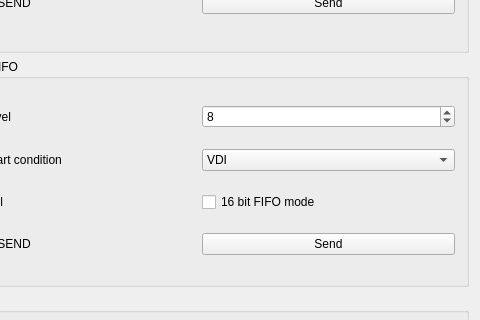
nonalcogolic/RFM01-RFM02-tuning-tool, file receivercontrolpanel.ui: the form before one commit; both pictures show x 723 to 1203 and y 185 to 505 of the 1203 by 716 pixel window.
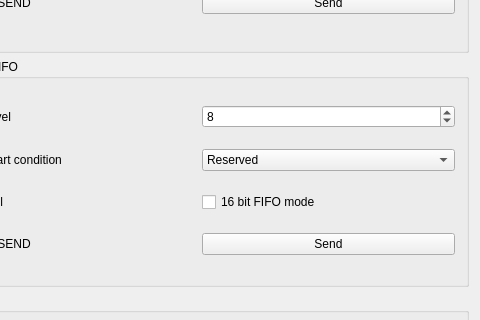
The form after the commit.

Commit message: tr_FSK  + reserved FIFO fill condition

The edit to the form file:
```diff
--- a/receivercontrolpanel.ui
+++ b/receivercontrolpanel.ui
@@ -503,6 +503,9 @@
       </item>
       <item row="1" column="1">
        <widget class="QComboBox" name="comboBox_fill_condition">
+        <property name="currentIndex">
+         <number>2</number>
+        </property>
         <item>
          <property name="text">
           <string>VDI</string>
@@ -513,6 +516,11 @@
           <string>Sync Word</string>
          </property>
         </item>
+        <item>
+         <property name="text">
+          <string>Reserved</string>
+         </property>
+        </item>
         <item>
          <property name="text">
           <string>Always</string>
```
The commit also changes 3 other files.
